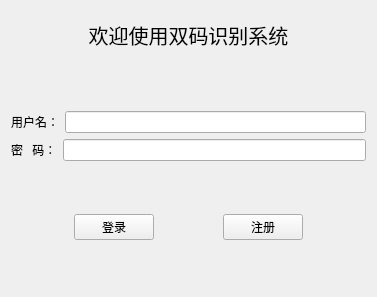
First picture: the form in login.ui, repository lxh719166/-, before the edit.
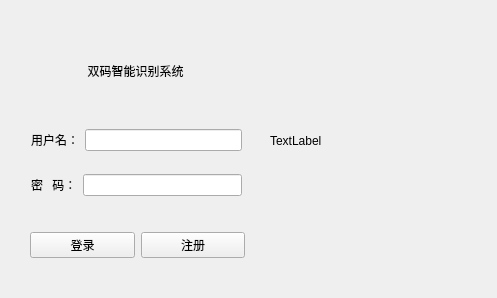
Second picture: the form after the edit.

```diff
--- a/login.ui
+++ b/login.ui
@@ -6,56 +6,80 @@
    <rect>
     <x>0</x>
     <y>0</y>
-    <width>377</width>
-    <height>297</height>
+    <width>497</width>
+    <height>298</height>
    </rect>
   </property>
   <property name="windowTitle">
    <string>Form</string>
   </property>
-  <layout class="QVBoxLayout" name="verticalLayout">
-   <item>
-    <widget class="QWidget" name="widget" native="true">
-     <layout class="QHBoxLayout" name="horizontalLayout_4">
-      <item>
-       <widget class="QLabel" name="wintitle">
-        <property name="font">
-         <font>
-          <family>微软雅黑</family>
-          <pointsize>15</pointsize>
-          <weight>50</weight>
-          <bold>false</bold>
-         </font>
-        </property>
-        <property name="layoutDirection">
-         <enum>Qt::RightToLeft</enum>
-        </property>
-        <property name="text">
-         <string>欢迎使用双码识别系统</string>
-        </property>
-        <property name="alignment">
-         <set>Qt::AlignCenter</set>
-        </property>
-       </widget>
-      </item>
-     </layout>
-    </widget>
-   </item>
-   <item>
-    <spacer name="verticalSpacer">
-     <property name="orientation">
-      <enum>Qt::Vertical</enum>
-     </property>
-     <property name="sizeHint" stdset="0">
-      <size>
-       <width>20</width>
-       <height>40</height>
-      </size>
-     </property>
-    </spacer>
-   </item>
-   <item>
+  <widget class="QLabel" name="image_login">
+   <property name="geometry">
+    <rect>
+     <x>270</x>
+     <y>40</y>
+     <width>201</width>
+     <height>201</height>
+    </rect>
+   </property>
+   <property name="text">
+    <string>TextLabel</string>
+   </property>
+  </widget>
+  <widget class="QWidget" name="widget" native="true">
+   <property name="geometry">
+    <rect>
+     <x>20</x>
+     <y>20</y>
+     <width>233</width>
+     <height>271</height>
+    </rect>
+   </property>
+   <widget class="QLabel" name="Title_login">
+    <property name="geometry">
+     <rect>
+      <x>0</x>
+      <y>10</y>
+      <width>231</width>
+      <height>81</height>
+     </rect>
+    </property>
+    <property name="text">
+     <string>双码智能识别系统</string>
+    </property>
+    <property name="alignment">
+     <set>Qt::AlignCenter</set>
+    </property>
+   </widget>
+   <widget class="QWidget" name="widget_2" native="true">
+    <property name="geometry">
+     <rect>
+      <x>11</x>
+      <y>92</y>
+      <width>211</width>
+      <height>101</height>
+     </rect>
+    </property>
     <layout class="QGridLayout" name="gridLayout">
+     <item row="0" column="0">
+      <layout class="QHBoxLayout" name="horizontalLayout">
+       <item>
+        <widget class="QLabel" name="label_user">
+         <property name="font">
+          <font>
+           <family>微软雅黑</family>
+          </font>
+         </property>
+         <property name="text">
+          <string>用户名：</string>
+         </property>
+        </widget>
+       </item>
+       <item>
+        <widget class="QLineEdit" name="username"/>
+       </item>
+      </layout>
+     </item>
      <item row="1" column="0">
       <layout class="QHBoxLayout" name="horizontalLayout_2">
        <item>
@@ -79,55 +103,18 @@
        </item>
       </layout>
      </item>
-     <item row="0" column="0">
-      <layout class="QHBoxLayout" name="horizontalLayout">
-       <item>
-        <widget class="QLabel" name="label">
-         <property name="font">
-          <font>
-           <family>微软雅黑</family>
-          </font>
-         </property>
-         <property name="text">
-          <string>用户名：</string>
-         </property>
-        </widget>
-       </item>
-       <item>
-        <widget class="QLineEdit" name="username"/>
-       </item>
-      </layout>
-     </item>
     </layout>
-   </item>
-   <item>
-    <spacer name="verticalSpacer_2">
-     <property name="orientation">
-      <enum>Qt::Vertical</enum>
-     </property>
-     <property name="sizeHint" stdset="0">
-      <size>
-       <width>20</width>
-       <height>40</height>
-      </size>
-     </property>
-    </spacer>
-   </item>
-   <item>
+   </widget>
+   <widget class="QWidget" name="widget_3" native="true">
+    <property name="geometry">
+     <rect>
+      <x>10</x>
+      <y>200</y>
+      <width>215</width>
+      <height>51</height>
+     </rect>
+    </property>
     <layout class="QHBoxLayout" name="horizontalLayout_3">
-     <item>
-      <spacer name="horizontalSpacer_2">
-       <property name="orientation">
-        <enum>Qt::Horizontal</enum>
-       </property>
-       <property name="sizeHint" stdset="0">
-        <size>
-         <width>40</width>
-         <height>20</height>
-        </size>
-       </property>
-      </spacer>
-     </item>
      <item>
       <widget class="QPushButton" name="btn_login">
        <property name="font">
@@ -140,19 +127,6 @@
        </property>
       </widget>
      </item>
-     <item>
-      <spacer name="horizontalSpacer">
-       <property name="orientation">
-        <enum>Qt::Horizontal</enum>
-       </property>
-       <property name="sizeHint" stdset="0">
-        <size>
-         <width>40</width>
-         <height>20</height>
-        </size>
-       </property>
-      </spacer>
-     </item>
      <item>
       <widget class="QPushButton" name="btn_regi">
        <property name="font">
@@ -165,35 +139,9 @@
        </property>
       </widget>
      </item>
-     <item>
-      <spacer name="horizontalSpacer_3">
-       <property name="orientation">
-        <enum>Qt::Horizontal</enum>
-       </property>
-       <property name="sizeHint" stdset="0">
-        <size>
-         <width>40</width>
-         <height>20</height>
-        </size>
-       </property>
-      </spacer>
-     </item>
     </layout>
-   </item>
-   <item>
-    <spacer name="verticalSpacer_3">
-     <property name="orientation">
-      <enum>Qt::Vertical</enum>
-     </property>
-     <property name="sizeHint" stdset="0">
-      <size>
-       <width>20</width>
-       <height>40</height>
-      </size>
-     </property>
-    </spacer>
-   </item>
-  </layout>
+   </widget>
+  </widget>
  </widget>
  <resources/>
  <connections/>
```
Left out of the diff: 2 changed lines with no effect on the pictures.
